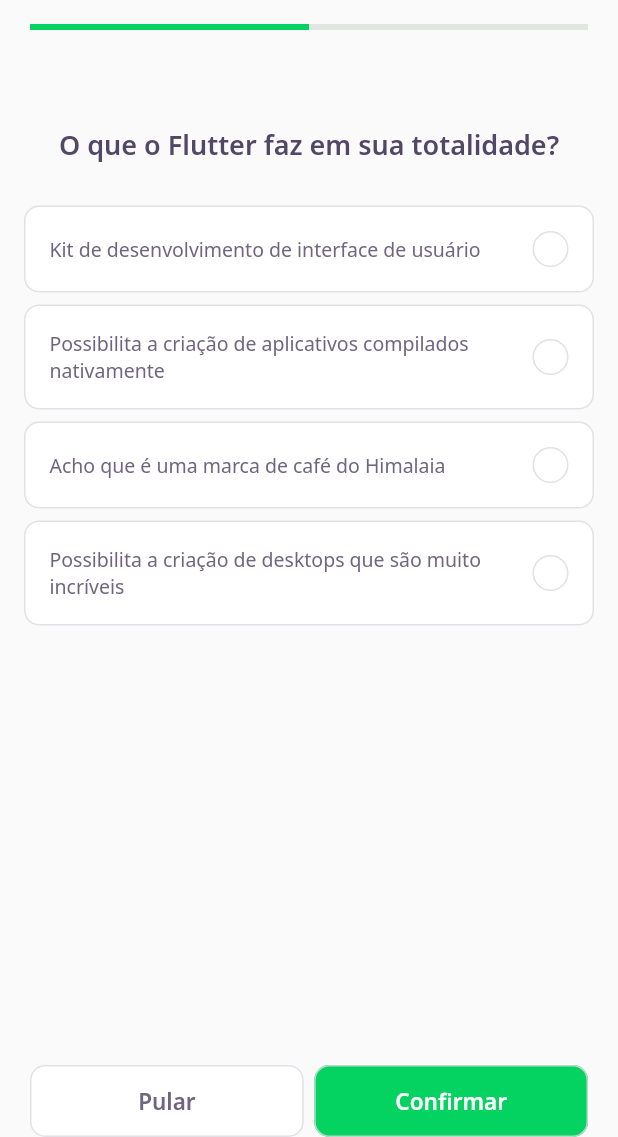
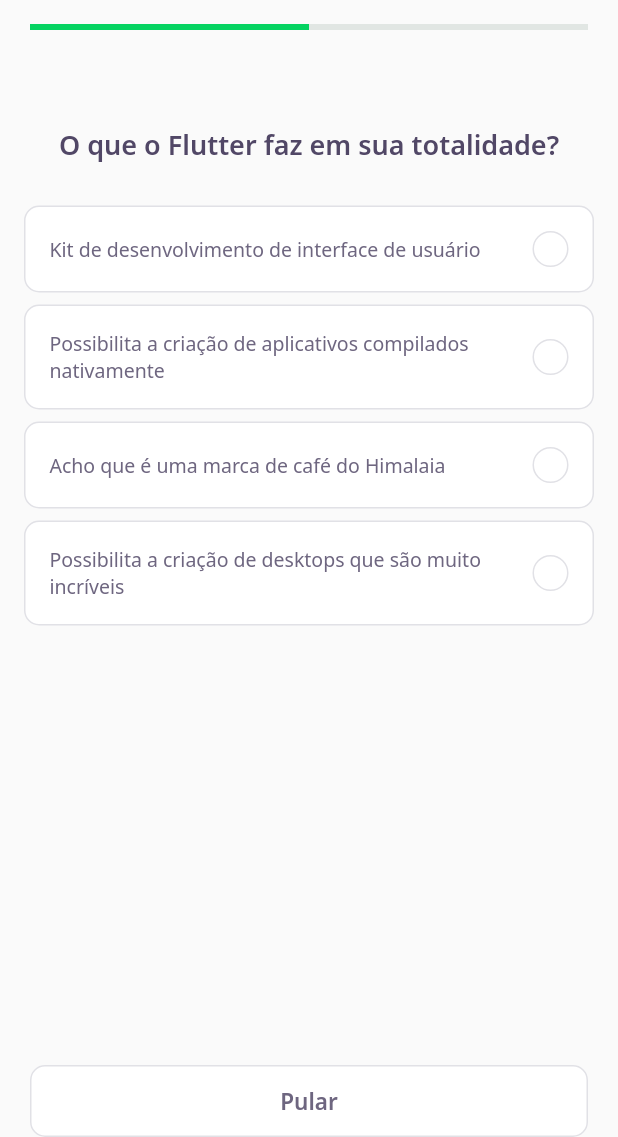
Before and after one commit to raulpe7eira/dev-quiz-app, a Flutter app: the screen it shows after launch, after a tap on "NLW 5 Flutter", on a phone screen of 412 x 824 dp, the part 99-1236 px from its top. Run offline on Flutter 3.47's test engine with Material 2 defaults, Android fonts, the phone set to English and light mode, and no system bars; our stand-ins replace google_fonts; accounts and stored records are empty; network calls fail.

Commit message:
add quiz controller

```diff
--- a/lib/challenge/challenge_page.dart
+++ b/lib/challenge/challenge_page.dart
@@ -30,6 +30,14 @@
     super.initState();
   }
 
+  void nextPage() {
+    if (controller.currentPage < widget.questions.length)
+      pageController.nextPage(
+        duration: Duration(milliseconds: 100),
+        curve: Curves.linear,
+      );
+  }
+
   @override
   Widget build(BuildContext context) {
     return Scaffold(
@@ -54,37 +62,40 @@
       body: PageView(
         physics: NeverScrollableScrollPhysics(),
         controller: pageController,
-        children: widget.questions.map((e) => QuizWidget(question: e)).toList(),
+        children: widget.questions
+            .map((e) => QuizWidget(question: e, onChange: nextPage))
+            .toList(),
       ),
       bottomNavigationBar: SafeArea(
         bottom: true,
         child: Padding(
           padding: const EdgeInsets.symmetric(horizontal: 20),
-          child: Row(
+          child: ValueListenableBuilder<int>(
+            valueListenable: controller.currentPageNotifier,
+            builder: (context, value, _) => Row(
               mainAxisAlignment: MainAxisAlignment.spaceAround,
               children: [
+                if (value < widget.questions.length)
                   Expanded(
                     child: NextButtonWidget.white(
                       label: "Pular",
-                  onTap: () {
-                    pageController.nextPage(
-                      duration: Duration(milliseconds: 100),
-                      curve: Curves.linear,
-                    );
-                  },
+                      onTap: nextPage,
                     ),
                   ),
-              SizedBox(width: 7),
+                if (value == widget.questions.length)
                   Expanded(
                     child: NextButtonWidget.green(
                       label: "Confirmar",
-                  onTap: () {},
+                      onTap: () {
+                        Navigator.pop(context);
+                      },
                     ),
                   ),
               ],
             ),
           ),
         ),
+      ),
     );
   }
 }
--- a/lib/challenge/widgets/answer/answer_widget.dart
+++ b/lib/challenge/widgets/answer/answer_widget.dart
@@ -1,57 +1,66 @@
 import 'package:dev_quiz/core/app_colors.dart';
 import 'package:dev_quiz/core/app_text_styles.dart';
+import 'package:dev_quiz/shared/models/answer_model.dart';
 
 import 'package:flutter/material.dart';
 
 class AnswerWidget extends StatelessWidget {
-  final String title;
-  final bool isRight;
+  final AnswerModel answer;
   final bool isSelected;
+  final bool disabled;
+  final VoidCallback onTap;
 
   const AnswerWidget({
     Key? key,
-    required this.title,
-    this.isRight = false,
+    required this.answer,
     this.isSelected = false,
+    this.disabled = false,
+    required this.onTap,
   }) : super(key: key);
 
   Color get _selectedColorRight =>
-      isRight ? AppColors.darkGreen : AppColors.darkRed;
+      answer.isRight ? AppColors.darkGreen : AppColors.darkRed;
 
   Color get _selectedBorderRight =>
-      isRight ? AppColors.lightGreen : AppColors.lightRed;
+      answer.isRight ? AppColors.lightGreen : AppColors.lightRed;
 
   Color get _selectedColorCardRight =>
-      isRight ? AppColors.lightGreen : AppColors.lightRed;
+      answer.isRight ? AppColors.lightGreen : AppColors.lightRed;
 
   Color get _selectedBorderCardRight =>
-      isRight ? AppColors.green : AppColors.red;
+      answer.isRight ? AppColors.green : AppColors.red;
 
   TextStyle get _selectedTextStyleRight =>
-      isRight ? AppTextStyles.bodyDarkGreen : AppTextStyles.bodyDarkRed;
+      answer.isRight ? AppTextStyles.bodyDarkGreen : AppTextStyles.bodyDarkRed;
 
-  IconData get _selectedIconRight => isRight ? Icons.check : Icons.close;
+  IconData get _selectedIconRight => answer.isRight ? Icons.check : Icons.close;
 
   @override
   Widget build(BuildContext context) {
     return Padding(
       padding: const EdgeInsets.symmetric(horizontal: 16, vertical: 4),
+      child: IgnorePointer(
+        ignoring: disabled,
+        child: GestureDetector(
+          onTap: onTap,
           child: Container(
             padding: EdgeInsets.all(16),
             decoration: BoxDecoration(
                 color: isSelected ? _selectedColorCardRight : AppColors.white,
                 borderRadius: BorderRadius.circular(10),
                 border: Border.fromBorderSide(BorderSide(
-              color: isSelected ? _selectedBorderCardRight : AppColors.border,
+                  color:
+                      isSelected ? _selectedBorderCardRight : AppColors.border,
                 ))),
             child: Row(
               mainAxisAlignment: MainAxisAlignment.spaceBetween,
               children: [
                 Expanded(
                   child: Text(
-                title,
-                style:
-                    isSelected ? _selectedTextStyleRight : AppTextStyles.body,
+                    answer.title,
+                    style: isSelected
+                        ? _selectedTextStyleRight
+                        : AppTextStyles.body,
                   ),
                 ),
                 Container(
@@ -61,7 +70,9 @@
                       color: isSelected ? _selectedColorRight : AppColors.white,
                       borderRadius: BorderRadius.circular(500),
                       border: Border.fromBorderSide(BorderSide(
-                    color: isSelected ? _selectedBorderRight : AppColors.border,
+                        color: isSelected
+                            ? _selectedBorderRight
+                            : AppColors.border,
                       ))),
                   child: isSelected
                       ? Icon(_selectedIconRight, color: Colors.white, size: 16)
@@ -70,6 +81,8 @@
               ],
             ),
           ),
+        ),
+      ),
     );
   }
 }
--- a/lib/challenge/widgets/quiz/quiz_widget.dart
+++ b/lib/challenge/widgets/quiz/quiz_widget.dart
@@ -4,13 +4,22 @@
 
 import 'package:flutter/material.dart';
 
-class QuizWidget extends StatelessWidget {
+class QuizWidget extends StatefulWidget {
   final QuestionModel question;
+  final VoidCallback onChange;
 
   const QuizWidget({
     Key? key,
     required this.question,
+    required this.onChange,
   }) : super(key: key);
+
+  @override
+  _QuizWidgetState createState() => _QuizWidgetState();
+}
+
+class _QuizWidgetState extends State<QuizWidget> {
+  int indexSelected = -1;
 
   @override
   Widget build(BuildContext context) {
@@ -18,11 +27,20 @@
       child: Column(
         children: [
           SizedBox(height: 64),
-          Text(question.title, style: AppTextStyles.heading),
+          Text(widget.question.title, style: AppTextStyles.heading),
           SizedBox(height: 24),
-          ...question.answers.map(
-            (e) => AnswerWidget(title: e.title, isRight: e.isRight),
-          ),
+          for (var i = 0; i < widget.question.answers.length; i++)
+            AnswerWidget(
+              answer: widget.question.answers[i],
+              isSelected: indexSelected == i,
+              disabled: indexSelected != -1,
+              onTap: () {
+                indexSelected = i;
+                setState(() {});
+                Future.delayed(Duration(seconds: 1))
+                    .then((value) => widget.onChange());
+              },
+            ),
         ],
       ),
     );
```
Lines whose indentation alone changed are shown as unchanged.
